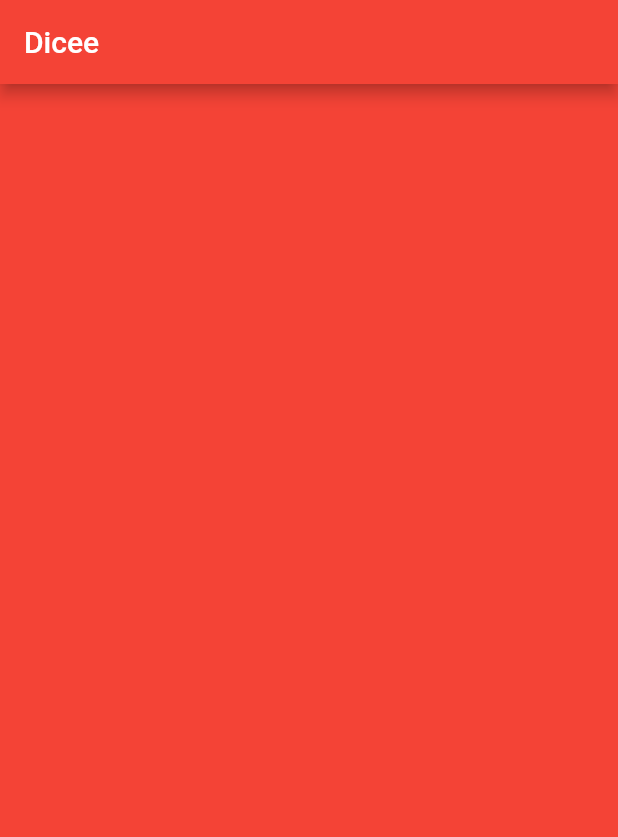
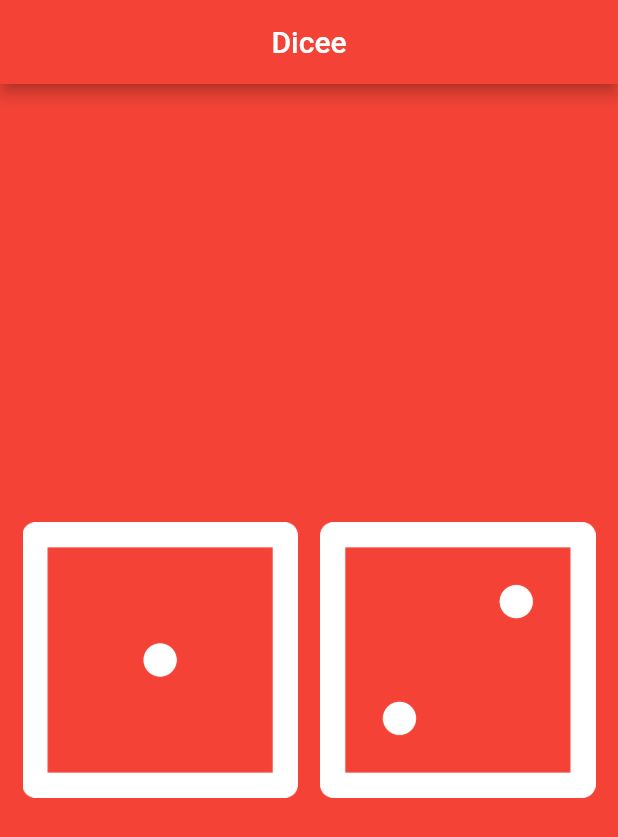
Before and after one commit to Harmanjit14/Dice-App-in-Flutter, a Flutter app: the screen it shows after launch, on a phone screen of 412 x 824 dp. Shown: the top 837 px of the screen. Run offline on Flutter 3.47's test engine with Material 2 defaults, Android fonts, the phone set to English and light mode, and no system bars.

Commit message:
stateless app done

```diff
--- a/lib/main.dart
+++ b/lib/main.dart
@@ -7,6 +7,7 @@ void main() {
         backgroundColor: Colors.red,
         appBar: AppBar(
           title: Text('Dicee'),
+          centerTitle: true,
           backgroundColor: Colors.red,
         ),
         body: DicePage(),
@@ -18,6 +19,29 @@ void main() {
 class DicePage extends StatelessWidget {
   @override
   Widget build(BuildContext context) {
-    return Container();
+    return Padding(
+      padding: EdgeInsets.symmetric(horizontal: 15, vertical: 0),
+      child: Center(
+        child: Row(
+          children: <Widget>[
+            Expanded(
+              child: Image(
+                colorBlendMode: BlendMode.darken,
+                width: 150.0,
+                image: AssetImage('images/dice1.png'),
+              ),
+            ),
+            SizedBox(width: 15.0),
+            Expanded(
+              child: Image(
+                colorBlendMode: BlendMode.darken,
+                width: 150.0,
+                image: AssetImage('images/dice2.png'),
+              ),
+            ),
+          ],
+        ),
+      ),
+    );
   }
 }
```
